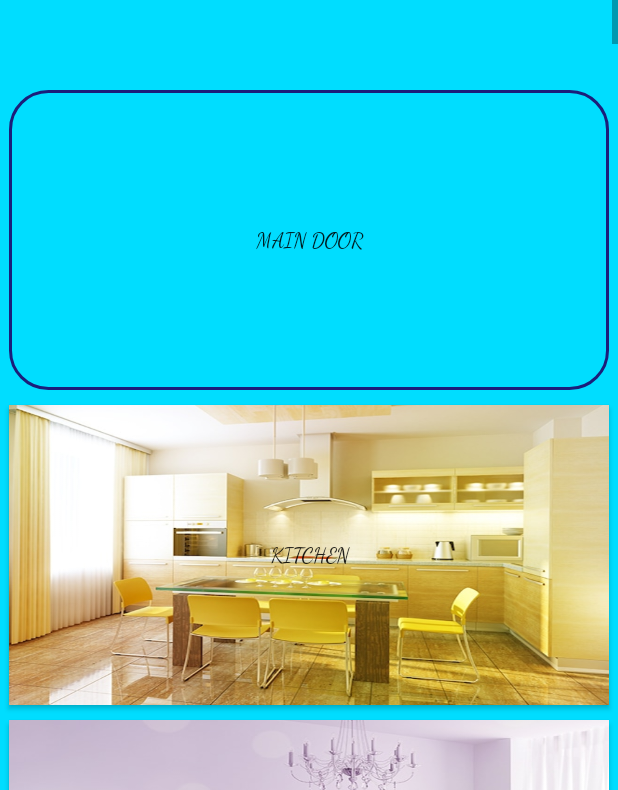
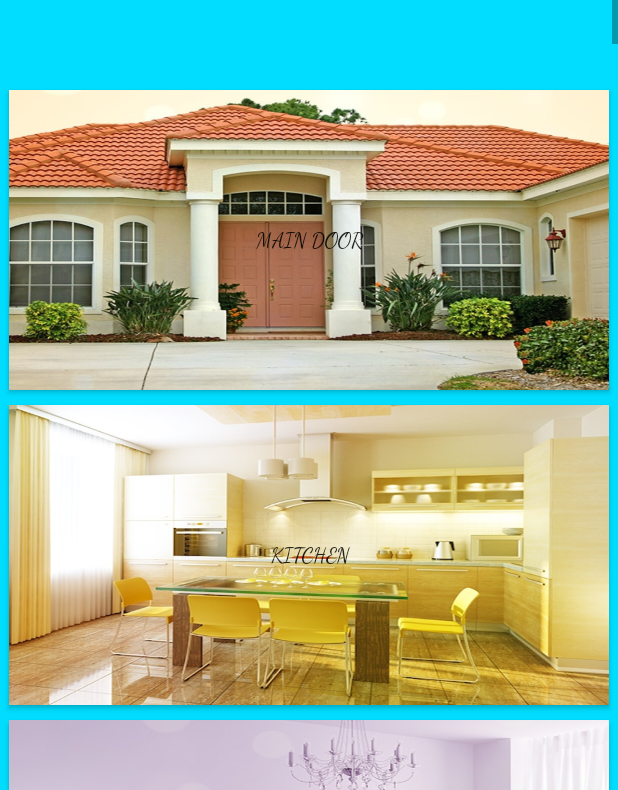
Before and after one commit to PCIHD/tathastu, an Android app: the screen it shows after launch (knowledge), after a tap on "KNOWLEDGE", on a phone screen of 412 x 824 dp, the part 446-1236 px from its top. Run offline under Robolectric (Android 15) with nearby library versions, the phone set to English and light mode, and no system bars; Roboto replaces fonts that are not available here.

Commit message:
design for Knowledge

```diff
--- a/app/src/main/res/layout/activity_knowledge.xml
+++ b/app/src/main/res/layout/activity_knowledge.xml
@@ -46,7 +46,7 @@
             android:layout_height="200dp"
             android:layout_gravity="center"
             android:layout_marginTop="60dp"
-            android:background="@drawable/button_round1"
+            android:background="@drawable/maindoor"
             android:fontFamily="cursive"
             android:text="Main Door" />
 
```
